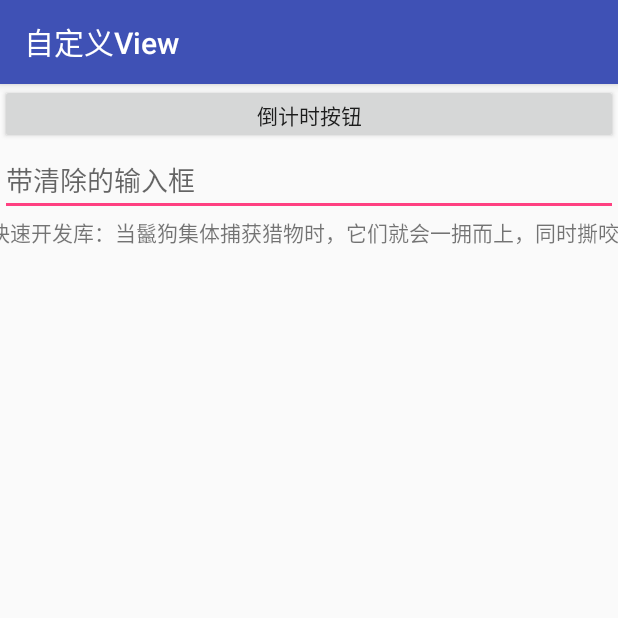
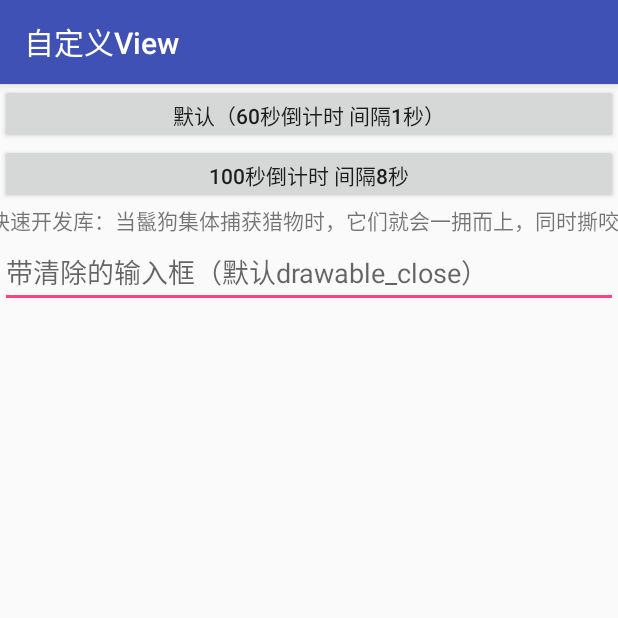
Before and after one commit to magician-f/Hyena, an Android app: the ViewActivity screen opened directly, with no data from a screen before it, on a phone screen of 412 x 824 dp, the top half of it. Run offline under Robolectric (Android 15) with nearby library versions, the phone set to English and light mode, and no system bars.

```diff
--- a/app/src/main/java/com/test/hyena/ViewActivity.java
+++ b/app/src/main/java/com/test/hyena/ViewActivity.java
@@ -19,11 +19,18 @@ public class ViewActivity extends AppCompatActivity {
     protected void onCreate(@Nullable Bundle savedInstanceState) {
         super.onCreate(savedInstanceState);
         setContentView(R.layout.activity_view);
-        final CountDownButton countDownButton = (CountDownButton) findViewById(R.id.countDownButton);
-        countDownButton.setOnClickListener(new View.OnClickListener() {
+        final CountDownButton countDownButton1 = (CountDownButton) findViewById(R.id.countDownButton1);
+        countDownButton1.setOnClickListener(new View.OnClickListener() {
             @Override
             public void onClick(View v) {
-                countDownButton.onStart();
+                countDownButton1.onStart();
+            }
+        });
+        final CountDownButton countDownButton2 = (CountDownButton) findViewById(R.id.countDownButton2);
+        countDownButton2.setOnClickListener(new View.OnClickListener() {
+            @Override
+            public void onClick(View v) {
+                countDownButton2.onStart(100000,8000);
             }
         });
     }
--- a/app/src/main/res/layout/activity_view.xml
+++ b/app/src/main/res/layout/activity_view.xml
@@ -8,18 +8,25 @@
     tools:context="com.test.hyena.MainActivity">
 
     <com.knifestone.hyena.view.button.CountDownButton
-        android:id="@+id/countDownButton"
+        android:id="@+id/countDownButton1"
         android:layout_width="match_parent"
         android:layout_height="40dp"
-        android:text="倒计时按钮" />
+        android:text="默认（60秒倒计时 间隔1秒）" />
 
-    <com.knifestone.hyena.view.edittext.ClearEditText
+    <com.knifestone.hyena.view.button.CountDownButton
+        android:id="@+id/countDownButton2"
         android:layout_width="match_parent"
-        android:layout_height="wrap_content"
-        android:hint="带清除的输入框" />
+        android:layout_height="40dp"
+        android:text="100秒倒计时 间隔8秒" />
 
     <com.knifestone.hyena.view.textview.MarqueeTextView
         android:layout_width="match_parent"
         android:layout_height="wrap_content"
         android:text="Hyena 鬣狗快速开发库：当鬣狗集体捕获猎物时，它们就会一拥而上，同时撕咬猎物的肚子、颈部、四肢及全身各处。为了防备狮子前来掠夺它们的食物，整个族群的斑鬣狗就一起狼吞虎咽地分享这份大餐。鬣狗是效率极高的食肉动物，短短数十分钟内，猎物便只剩下骨头。HScrollTextView 横向跑马灯控件。发廊的味道，跑马灯的感觉" />
+
+    <com.knifestone.hyena.view.edittext.ClearEditText
+        android:layout_width="match_parent"
+        android:layout_height="wrap_content"
+        android:hint="带清除的输入框（默认drawable_close）" />
+
 </LinearLayout>
--- a/hyenalibrary/src/main/java/com/knifestone/hyena/activity/BaseActivity.java
+++ b/hyenalibrary/src/main/java/com/knifestone/hyena/activity/BaseActivity.java
@@ -11,7 +11,7 @@ import android.view.View;
 
 /**
  * 简介:Activity基类
- * GitHub https://github.com/zapailaohei
+ * GitHub https://github.com/KnifeStone
  * 邮箱 378741819@qq.com
  * Created by KnifeStone on 2017/5/3.
  */
--- a/hyenalibrary/src/main/java/com/knifestone/hyena/activity/ToolbarActivity.java
+++ b/hyenalibrary/src/main/java/com/knifestone/hyena/activity/ToolbarActivity.java
@@ -10,7 +10,7 @@ import com.knifestone.hyena.R;
 
 /**
  * 简介:自带工具栏Activity
- * GitHub https://github.com/zapailaohei
+ * GitHub https://github.com/KnifeStone
  * 邮箱 378741819@qq.com
  * Created by KnifeStone on 2017/5/3.
  */
--- a/hyenalibrary/src/main/java/com/knifestone/hyena/currency/DoubleClickListener.java
+++ b/hyenalibrary/src/main/java/com/knifestone/hyena/currency/DoubleClickListener.java
@@ -4,7 +4,7 @@ import android.view.View;
 
 /**
  * 简介:防止双击监听
- * GitHub https://github.com/zapailaohei
+ * GitHub https://github.com/KnifeStone
  * 邮箱 378741819@qq.com
  * Created by KnifeStone on 2017/5/3.
  */
--- /dev/null
+++ b/hyenalibrary/src/main/java/com/knifestone/hyena/currency/TextWatcherAdapter.java
@@ -0,0 +1,29 @@
+package com.knifestone.hyena.currency;
+
+import android.text.Editable;
+import android.text.TextWatcher;
+
+/**
+ * 简介:监听EditText变化监听类适配器(选择性重写需要的方法
+ * GitHub https://github.com/KnifeStone
+ * 邮箱 378741819@qq.com
+ * Created by KnifeStone on 2017/5/3.
+ */
+public class TextWatcherAdapter implements TextWatcher {
+
+    @Override
+    public void beforeTextChanged(CharSequence s, int start, int count, int after) {
+
+    }
+
+    @Override
+    public void onTextChanged(CharSequence s, int start, int before, int count) {
+
+    }
+
+    @Override
+    public void afterTextChanged(Editable s) {
+
+    }
+
+}
--- a/hyenalibrary/src/main/java/com/knifestone/hyena/mvp/IView.java
+++ b/hyenalibrary/src/main/java/com/knifestone/hyena/mvp/IView.java
@@ -2,7 +2,7 @@ package com.knifestone.hyena.mvp;
 
 /**
  * 简介:
- * GitHub https://github.com/zapailaohei
+ * GitHub https://github.com/KnifeStone
  * 邮箱 378741819@qq.com
  * Created by KnifeStone on 2017/5/3.
  */
--- a/hyenalibrary/src/main/java/com/knifestone/hyena/view/button/CountDownButton.java
+++ b/hyenalibrary/src/main/java/com/knifestone/hyena/view/button/CountDownButton.java
@@ -11,7 +11,7 @@ import android.util.AttributeSet;
  * 简介:倒计时按钮
  * GitHub https://github.com/zapailaohei
  * 邮箱 378741819@qq.com
- * Created by KnifeStone on 2017/4/28.
+ * Created by Akita on 2017/4/28.
  */
 public class CountDownButton extends AppCompatButton {
 
--- a/hyenalibrary/src/main/java/com/knifestone/hyena/view/edittext/ClearEditText.java
+++ b/hyenalibrary/src/main/java/com/knifestone/hyena/view/edittext/ClearEditText.java
@@ -13,7 +13,7 @@ import com.knifestone.hyena.R;
 
 /**
  * 简介:带清除功能的EditText
- * GitHub https://github.com/zapailaohei
+ * GitHub https://github.com/KnifeStone
  * 邮箱 378741819@qq.com
  * Created by KnifeStone on 2017/5/3.
  */
--- a/hyenalibrary/src/main/java/com/knifestone/hyena/view/textview/MarqueeTextView.java
+++ b/hyenalibrary/src/main/java/com/knifestone/hyena/view/textview/MarqueeTextView.java
@@ -7,7 +7,7 @@ import android.util.AttributeSet;
 
 /**
  * 简介:横向跑马灯
- * GitHub https://github.com/zapailaohei
+ * GitHub https://github.com/KnifeStone
  * 邮箱 378741819@qq.com
  * Created by KnifeStone on 2017/5/2.
  */
```
Also changed, not shown: 1 other file.
